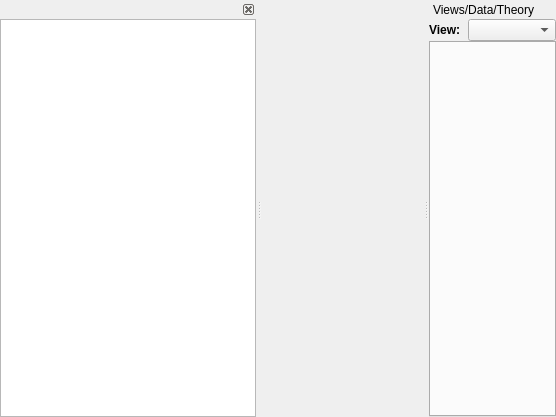
The window that RepTate/gui/QApplicationWindow.ui (jorge-ramirez-upm/RepTate) describes before a commit, drawn with Qt 5.
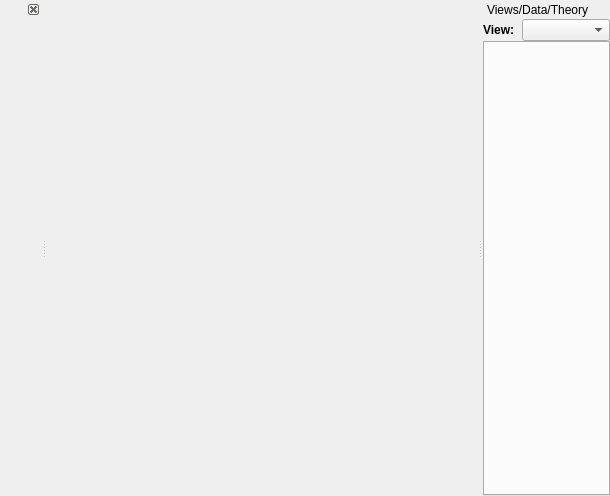
The same window after the commit. Icons and pictures are not drawn.

Commit message: added copy data from inspector the clipboard (Ctrl-c + Button)

Patch:
```diff
--- a/RepTate/gui/QApplicationWindow.ui
+++ b/RepTate/gui/QApplicationWindow.ui
@@ -6,8 +6,8 @@
    <rect>
     <x>0</x>
     <y>0</y>
-    <width>556</width>
-    <height>417</height>
+    <width>610</width>
+    <height>496</height>
    </rect>
   </property>
   <property name="windowTitle">
@@ -82,13 +82,6 @@
      <property name="bottomMargin">
       <number>0</number>
      </property>
-     <item>
-      <widget class="QTableWidget" name="tableWidget">
-       <attribute name="horizontalHeaderShowSortIndicator" stdset="0">
-        <bool>false</bool>
-       </attribute>
-      </widget>
-     </item>
     </layout>
    </widget>
   </widget>
```
The commit also changes 2 other files.
